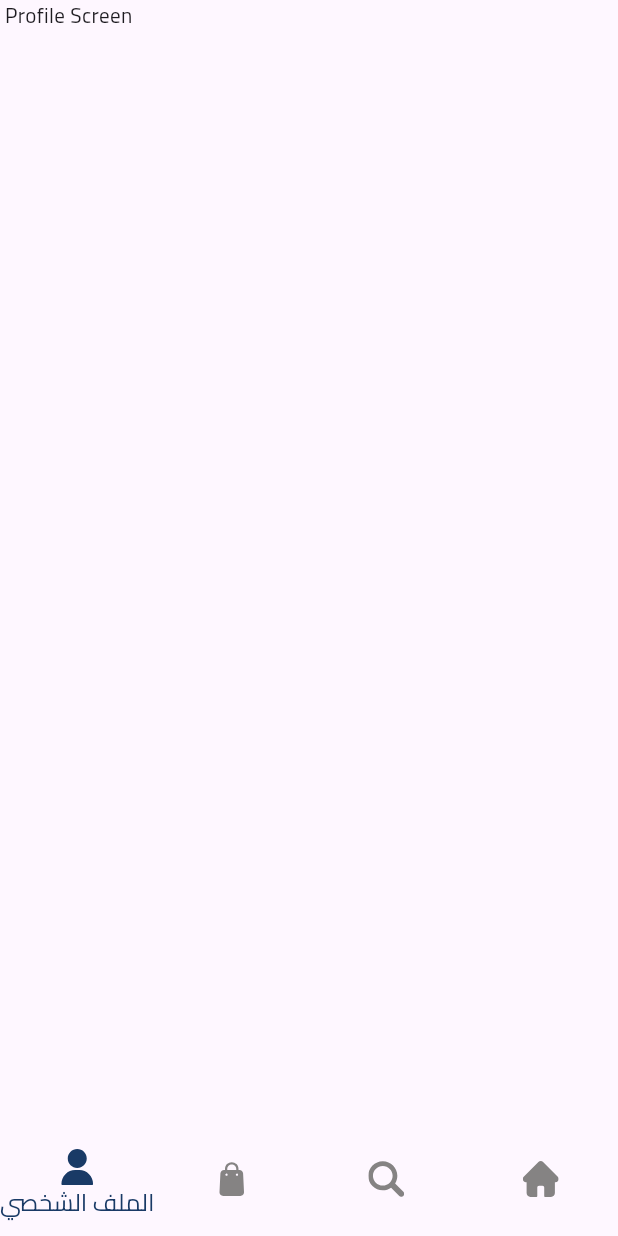
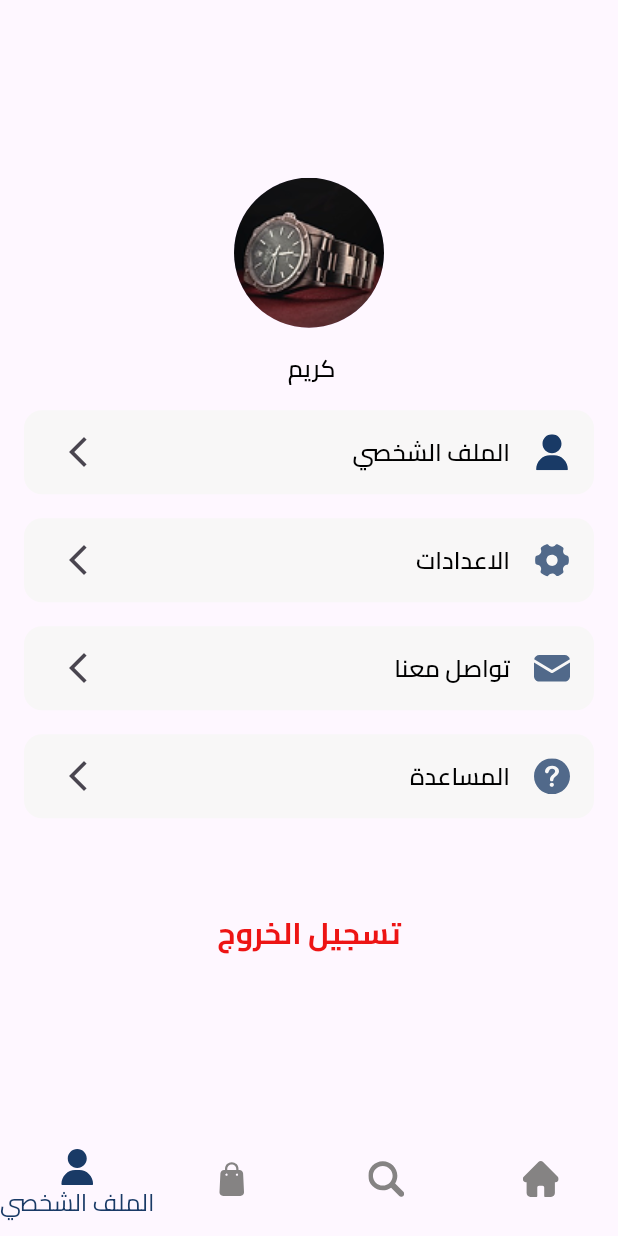
Before and after one commit to Kareemm0/two_be, a Flutter app: the BottomNavBarScreen screen opened by its route, item 4 of the bottom bar chosen, on a phone screen of 412 x 824 dp. Run offline on Flutter 3.47's test engine with Material 3 defaults, Android fonts, the light colour scheme and no system bars; our stand-ins replace dotted_border, equatable, flutter_bloc, flutter_svg, go_router.

Commit message:
profile_screen

```diff
--- /dev/null
+++ b/lib/Features/profile/presentation/cubit/profile_cubit.dart
@@ -0,0 +1,22 @@
+import 'package:equatable/equatable.dart';
+import 'package:flutter_bloc/flutter_bloc.dart';
+import 'package:two_be/core/utils/app_images.dart';
+
+part 'profile_state.dart';
+
+class ProfileCubit extends Cubit<ProfileState> {
+  ProfileCubit() : super(ProfileInitial());
+
+  final List<String> profileIcon = [
+    AppImages.profile,
+    AppImages.setting,
+    AppImages.contact,
+    AppImages.help,
+  ];
+  final List<String> profile = [
+    "الملف الشخصي",
+    "الاعدادات",
+    "تواصل معنا",
+    "المساعدة",
+  ];
+}
--- /dev/null
+++ b/lib/Features/profile/presentation/cubit/profile_state.dart
@@ -0,0 +1,10 @@
+part of 'profile_cubit.dart';
+
+sealed class ProfileState extends Equatable {
+  const ProfileState();
+
+  @override
+  List<Object> get props => [];
+}
+
+final class ProfileInitial extends ProfileState {}
--- a/lib/Features/profile/presentation/view/profile_screen.dart
+++ b/lib/Features/profile/presentation/view/profile_screen.dart
@@ -1,12 +1,71 @@
 import 'package:flutter/material.dart';
+import 'package:flutter_bloc/flutter_bloc.dart';
+import 'package:flutter_svg/svg.dart';
+import 'package:two_be/Features/profile/presentation/cubit/profile_cubit.dart';
+import 'package:two_be/core/utils/app_colors.dart';
+import 'package:two_be/core/utils/app_images.dart';
+import 'package:two_be/core/utils/app_sizes.dart';
+import 'package:two_be/core/utils/app_text_style.dart';
 
 class ProfileScreen extends StatelessWidget {
   const ProfileScreen({super.key});
 
   @override
   Widget build(BuildContext context) {
-    return Scaffold(
-      body: Text("Profile Screen "),
+    return BlocProvider(
+      create: (context) => ProfileCubit(),
+      child: BlocBuilder<ProfileCubit, ProfileState>(
+        builder: (context, state) {
+          final cubit = context.read<ProfileCubit>();
+          return Scaffold(
+              body: Padding(
+            padding: EdgeInsets.symmetric(horizontal: 16, vertical: 40),
+            child: Column(
+              mainAxisAlignment: MainAxisAlignment.center,
+              spacing: 16,
+              children: [
+                CircleAvatar(
+                  radius: 50,
+                  backgroundImage: AssetImage(AppImages.watch),
+                ),
+                Text(
+                  "كريم ",
+                  style: AppTextStyle.style16,
+                ),
+                ...List.generate(
+                  cubit.profileIcon.length,
+                  (index) => Container(
+                    decoration: BoxDecoration(
+                      borderRadius: BorderRadius.circular(12),
+                      color: AppColors.geryF,
+                    ),
+                    child: ListTile(
+                      leading: SvgPicture.asset(
+                        cubit.profileIcon[index],
+                        colorFilter: ColorFilter.mode(
+                          AppColors.primaryColor,
+                          BlendMode.srcIn,
+                        ),
+                      ),
+                      title: Text(
+                        cubit.profile[index],
+                        style: AppTextStyle.style16,
+                      ),
+                      onTap: () {},
+                      trailing: Icon(Icons.arrow_forward_ios),
+                    ),
+                  ),
+                ),
+                height(30),
+                Text(
+                  "تسجيل الخروج",
+                  style: AppTextStyle.style20.copyWith(color: AppColors.redED),
+                ),
+              ],
+            ),
+          ));
+        },
+      ),
     );
   }
 }
--- a/lib/core/utils/app_images.dart
+++ b/lib/core/utils/app_images.dart
@@ -30,4 +30,11 @@ class AppImages {
   static const String pay = '${_vectos}pay.svg';
   static const String cache = '${_vectos}cache.svg';
   static const String cridte = '${_vectos}cridte.svg';
+  static const String about = '${_vectos}about.svg';
+  static const String center = '${_vectos}center.svg';
+  static const String contact = '${_vectos}contact.svg';
+  static const String help = '${_vectos}help.svg';
+  static const String langu = '${_vectos}langu.svg';
+  static const String privacy = '${_vectos}privacy.svg';
+  static const String setting = '${_vectos}settings.svg';
 }
```
Also changed, not shown: assets/vectors/about.svg (added), assets/vectors/center.svg (added), assets/vectors/contact.svg (added), assets/vectors/help.svg (added), assets/vectors/langu.svg (added), assets/vectors/privcy.svg (added), assets/vectors/settings.svg (added).
